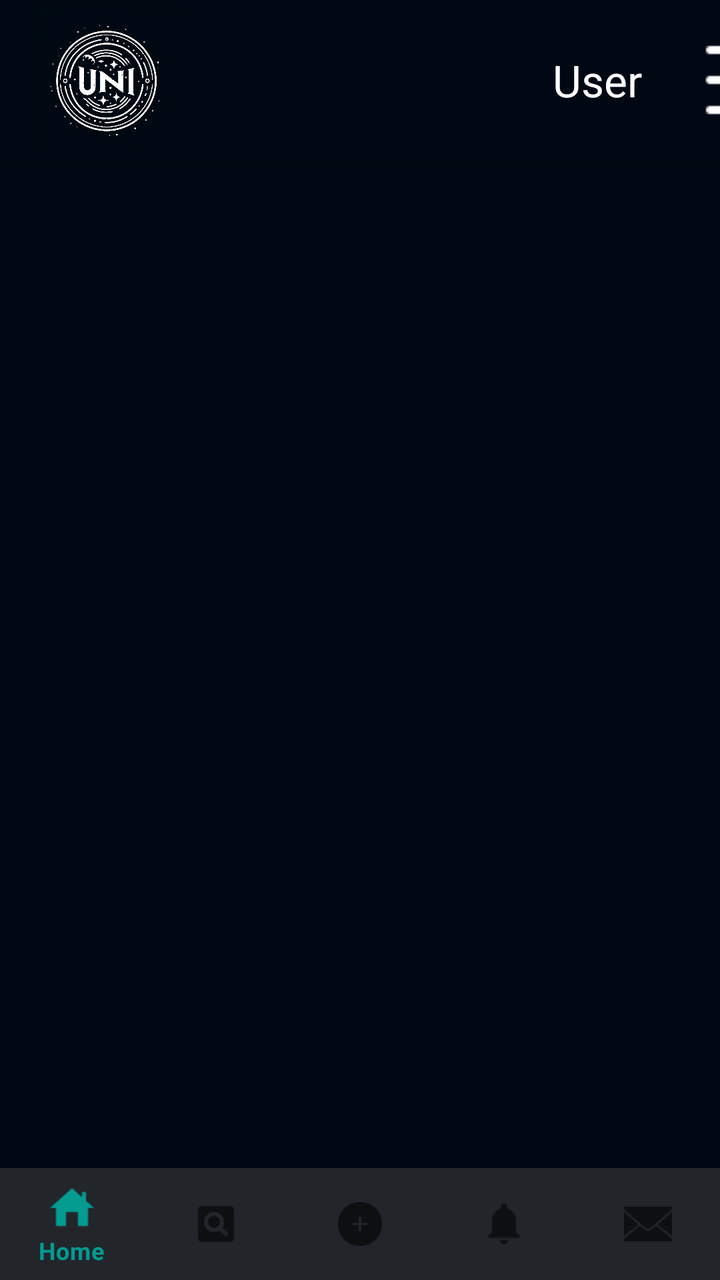
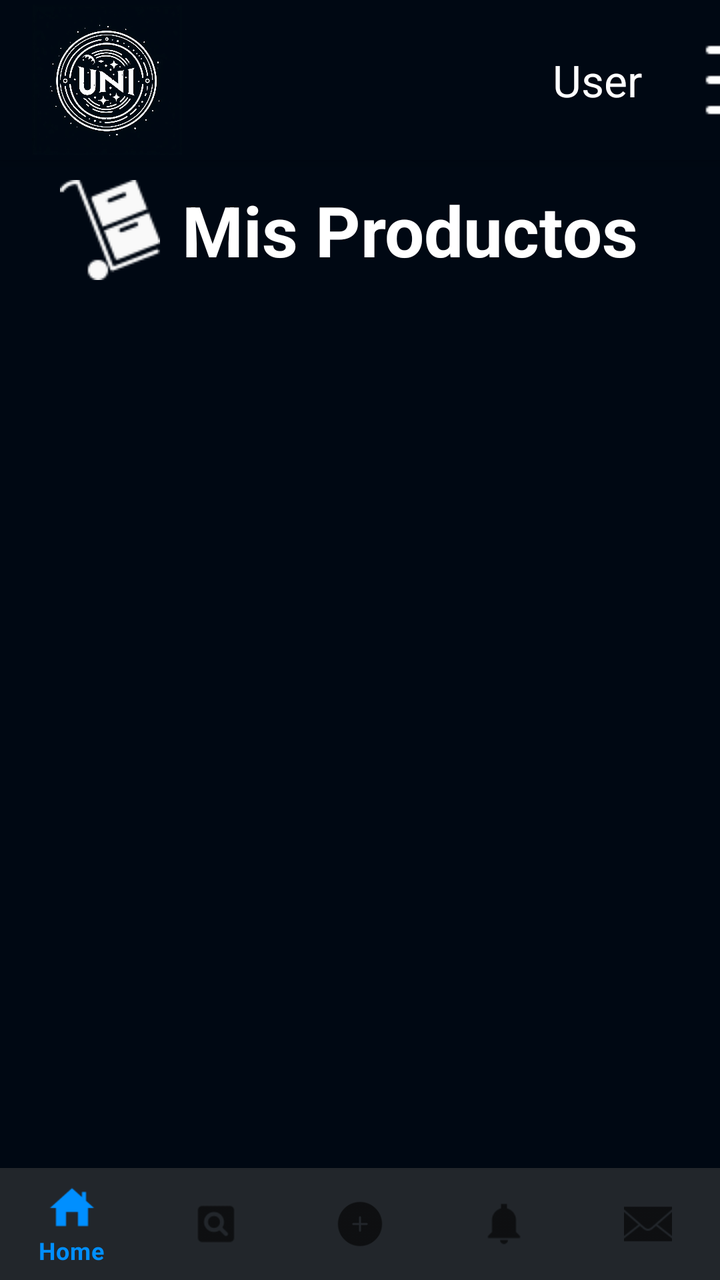

Two renders of the same Android screen: before a commit and after it. Below are the layout's source before the change and the commit's diff.
<!-- AndroidManifest.xml: application theme Theme.UNIverse -->
<!-- res/layout/activity_stock_user.xml -->
<?xml version="1.0" encoding="utf-8"?>
<RelativeLayout xmlns:android="http://schemas.android.com/apk/res/android"
    xmlns:tools="http://schemas.android.com/tools"
    android:layout_width="match_parent"
    android:layout_height="match_parent"
    xmlns:app="http://schemas.android.com/apk/res-auto"
    android:background="@color/backgroundUniverse">
    
    <include layout="@layout/activity_actionbar"></include>

    <androidx.recyclerview.widget.RecyclerView
        android:id="@+id/stock_views"
        android:layout_width="wrap_content"
        android:layout_height="wrap_content"
        android:layout_marginTop="90dp"
        android:layout_marginBottom="50dp"
        app:layout_constraintStart_toStartOf="parent"
        app:layout_constraintEnd_toEndOf="parent"
        app:layout_constraintTop_toTopOf="parent"/>

    
    <include layout="@layout/activity_navbar"></include>

</RelativeLayout>
<!-- res/layout/activity_actionbar.xml (included above) -->
<?xml version="1.0" encoding="utf-8"?>
<androidx.coordinatorlayout.widget.CoordinatorLayout xmlns:android="http://schemas.android.com/apk/res/android"
    xmlns:app="http://schemas.android.com/apk/res-auto"
    android:id="@+id/mainBar"
    android:layout_width="match_parent"
    android:layout_height="match_parent">

    <com.google.android.material.appbar.AppBarLayout
        android:layout_width="match_parent"
        android:layout_height="80dp"

        android:theme="@style/AppTheme.WithMain">

        <androidx.appcompat.widget.Toolbar
            android:id="@+id/toolbar"
            android:layout_width="match_parent"
            android:layout_height="match_parent"
            android:background="@color/backgroundUniverse"
            android:popupTheme="@style/AppTheme.PopupOverlay">

            
            <ImageView
                android:id="@+id/logo"
                android:layout_width="75dp"
                android:layout_height="75dp"
                android:src="@drawable/universe_logo"
                android:clickable="true"
                android:contentDescription="logo"/>

            
            <TextView
                android:id="@+id/username"
                android:layout_width="240dp"
                android:layout_height="wrap_content"
                android:text="User"
                android:textAlignment="textEnd"
                android:padding="10dp"
                android:textColor="@android:color/white"
                android:textSize="22sp"
                android:layout_marginEnd="20dp"
                android:maxWidth="150dp" />

            
            <ImageButton
                android:id="@+id/menuButton"
                android:layout_width="48dp"
                android:layout_height="48dp"
                android:src="@drawable/ic_menu"
                android:background="@color/backgroundUniverse"
                android:contentDescription="menu"
                android:layout_marginEnd="10dp"/>

        </androidx.appcompat.widget.Toolbar>

    </com.google.android.material.appbar.AppBarLayout>

</androidx.coordinatorlayout.widget.CoordinatorLayout>
<!-- res/layout/activity_navbar.xml (included above) -->
<androidx.coordinatorlayout.widget.CoordinatorLayout xmlns:android="http://schemas.android.com/apk/res/android"
    xmlns:app="http://schemas.android.com/apk/res-auto"
    android:layout_width="match_parent"
    android:layout_height="match_parent">

    <com.google.android.material.bottomnavigation.BottomNavigationView
        android:id="@+id/bottom_navigation"
        android:layout_width="match_parent"
        android:layout_height="wrap_content"
        android:layout_gravity="bottom"
        android:background="@color/gray_toolbar"
        app:menu="@menu/bottom_navigation_menu" />

</androidx.coordinatorlayout.widget.CoordinatorLayout>
<!-- resources referenced by this layout -->
<resources>
  <color name="backgroundUniverse">#000813</color>
  <color name="gray_toolbar">#22262B</color>
  <!-- drawable ic_menu: png bitmap (drawable, 175 bytes) -->
  <!-- drawable universe_logo: jpg bitmap (drawable, 114702 bytes) -->
  <style name="AppTheme.PopupOverlay" parent="ThemeOverlay.AppCompat.Light">
          
          <item name="android:colorBackground">@color/backgroundUniverse</item>
          <item name="android:textColor">@color/white</item>
          <item name="android:textSize">16sp</item>
          
      </style>
  <style name="AppTheme.WithMain" parent="Theme.AppCompat.Light.DarkActionBar">
          
          
          <item name="colorPrimary">#303030</item>
          
          <item name="colorPrimaryDark">#424242</item>
          
          <item name="colorAccent">#FF5252</item>
          <item name="android:windowActionBarOverlay">true</item>
      </style>
  <style name="Theme.UNIverse" parent="Theme.MaterialComponents.DayNight.NoActionBar">
          
          <item name="colorPrimary">@color/cyan</item>
          <item name="colorPrimaryVariant">@color/purple_700</item>
          <item name="colorOnPrimary">@color/white</item>
          
          <item name="colorSecondary">@color/teal_200</item>
          <item name="colorSecondaryVariant">@color/teal_700</item>
          <item name="colorOnSecondary">@color/black</item>
          
          <item name="android:statusBarColor">?attr/colorPrimaryVariant</item>
          
          <item name="colorButtonNormal">@color/cyan</item>
      </style>
  <color name="white">#FFFFFFFF</color>
  <color name="cyan">#049B90</color>
  <color name="purple_700">#FF3700B3</color>
  <color name="teal_200">#FF03DAC5</color>
  <color name="teal_700">#FF018786</color>
  <color name="black">#FF000000</color>
</resources>

<!-- the commit's change to res/layout/activity_stock_user.xml (unified diff, before → after) -->
@@ -8,12 +8,38 @@
     
     <include layout="@layout/activity_actionbar"></include>
 
+    <LinearLayout
+        android:id="@+id/stock_titulo"
+        android:layout_width="match_parent"
+        android:layout_height="wrap_content"
+        android:layout_marginTop="90dp"
+        android:layout_marginBottom="50dp"
+        android:orientation="horizontal"
+        android:gravity="center"
+        app:layout_constraintStart_toStartOf="parent"
+        app:layout_constraintEnd_toEndOf="parent"
+        app:layout_constraintTop_toTopOf="parent">
+        <ImageView
+            android:layout_width="50dp"
+            android:layout_height="50dp"
+            android:src="@drawable/ic_stock_50"/>
+
+        <TextView
+            android:layout_width="250dp"
+            android:layout_height="wrap_content"
+            android:text="Mis Productos"
+            android:textSize="35sp"
+            android:textColor="@color/white"
+            android:textAlignment="center"
+            android:textStyle="bold"/>
+    </LinearLayout>
+
     <androidx.recyclerview.widget.RecyclerView
         android:id="@+id/stock_views"
         android:layout_width="wrap_content"
         android:layout_height="wrap_content"
-        android:layout_marginTop="90dp"
-        android:layout_marginBottom="50dp"
+        android:layout_marginTop="155dp"
+        android:layout_marginBottom="52dp"
         app:layout_constraintStart_toStartOf="parent"
         app:layout_constraintEnd_toEndOf="parent"
         app:layout_constraintTop_toTopOf="parent"/>
<!-- resource entries referenced after the edit -->
@@ -3,6 +3,7 @@
   <color name="backgroundUniverse">#000813</color>
   <color name="gray_toolbar">#22262B</color>
   <!-- drawable ic_menu: png bitmap (drawable, 175 bytes) -->
+  <!-- drawable ic_stock_50: png bitmap (drawable, 1516 bytes) -->
   <!-- drawable universe_logo: jpg bitmap (drawable, 114702 bytes) -->
   <style name="AppTheme.PopupOverlay" parent="ThemeOverlay.AppCompat.Light">
           
@@ -23,23 +24,23 @@
       </style>
   <style name="Theme.UNIverse" parent="Theme.MaterialComponents.DayNight.NoActionBar">
           
-          <item name="colorPrimary">@color/cyan</item>
+          <item name="colorPrimary">@color/sky_blue_button</item>
           <item name="colorPrimaryVariant">@color/purple_700</item>
           <item name="colorOnPrimary">@color/white</item>
           
           <item name="colorSecondary">@color/teal_200</item>
-          <item name="colorSecondaryVariant">@color/teal_700</item>
+          <item name="colorSecondaryVariant">@color/sky_blue_button</item>
           <item name="colorOnSecondary">@color/black</item>
           
           <item name="android:statusBarColor">?attr/colorPrimaryVariant</item>
           
           <item name="colorButtonNormal">@color/cyan</item>
       </style>
+  <color name="sky_blue_button">#008FFF</color>
   <color name="white">#FFFFFFFF</color>
   <color name="cyan">#049B90</color>
   <color name="purple_700">#FF3700B3</color>
   <color name="teal_200">#FF03DAC5</color>
-  <color name="teal_700">#FF018786</color>
   <color name="black">#FF000000</color>
 </resources>
 
